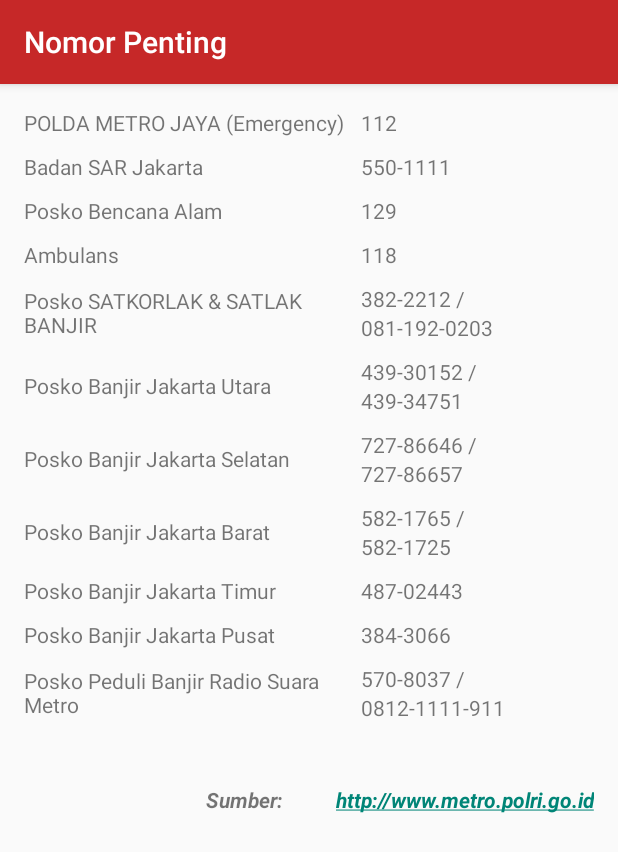
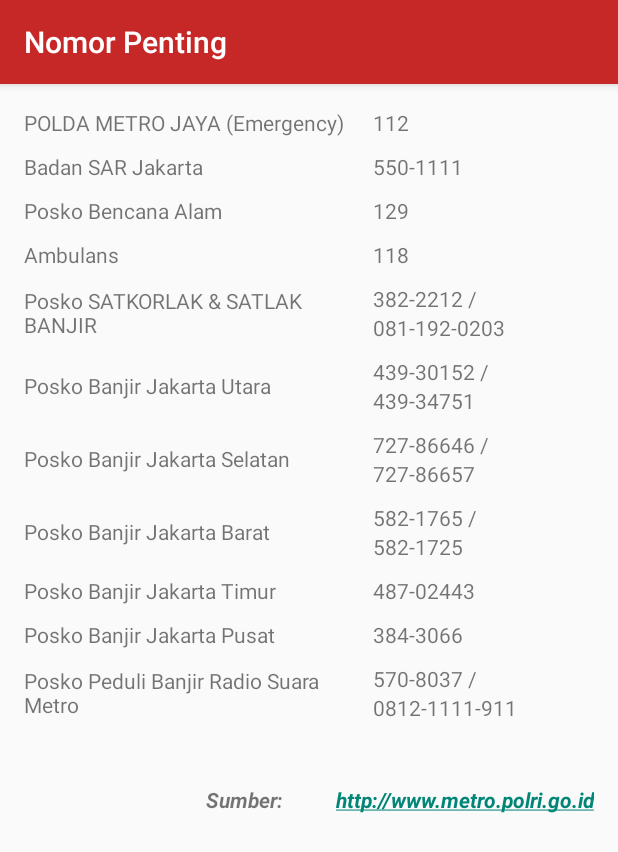
Before and after one commit to vhiefa/SiagaBanjir, an Android app: the TelephoneActivity screen opened directly, with no data from a screen before it, on a phone screen of 412 x 824 dp. Shown: the top 852 px of the screen. Run offline under Robolectric (Android 15) with nearby library versions, the phone set to English and light mode, and no system bars.

Commit message:
logo versi 1

```diff
--- a/app/src/main/AndroidManifest.xml
+++ b/app/src/main/AndroidManifest.xml
@@ -22,7 +22,7 @@
 
     <application
         android:allowBackup="true"
-        android:icon="@drawable/ic_launcher"
+        android:icon="@mipmap/ic_launcher"
         android:label="@string/app_name"
         android:theme="@style/AppTheme" >
         <activity
--- a/app/src/main/res/layout/activity_about.xml
+++ b/app/src/main/res/layout/activity_about.xml
@@ -26,7 +26,7 @@
                     android:layout_height="94dp"
                     android:id="@+id/imageView"
                     android:layout_gravity="center"
-                    android:src="@drawable/ic_launcher"
+                    android:src="@mipmap/ic_launcher"
                     android:layout_marginBottom="10dp" />
 
                 <TextView
--- a/app/src/main/res/layout/activity_telephone.xml
+++ b/app/src/main/res/layout/activity_telephone.xml
@@ -1,23 +1,16 @@
-
-
-    <LinearLayout
-        xmlns:android="http://schemas.android.com/apk/res/android"
-        xmlns:tools="http://schemas.android.com/tools"
-        android:orientation="vertical"
-        android:layout_width="fill_parent"
-        android:layout_height="fill_parent"
-        tools:context="com.digitcreativestudio.siagabanjir.TelephoneActivity">
-
         <ScrollView
+            xmlns:android="http://schemas.android.com/apk/res/android"
+            xmlns:tools="http://schemas.android.com/tools"
             android:layout_width="match_parent"
             android:layout_height="wrap_content"
-            android:id="@+id/scrollView2" >
+            android:id="@+id/scrollView2"
+            tools:context="com.digitcreativestudio.siagabanjir.TelephoneActivity">
 
 
             <LinearLayout
                 android:orientation="vertical"
-                android:layout_width="fill_parent"
-                android:layout_height="fill_parent">
+                android:layout_width="match_parent"
+                android:layout_height="match_parent">
 
                 <TableLayout
                     android:layout_width="fill_parent"
@@ -34,7 +27,6 @@
                             android:layout_height="match_parent"
                             android:textAppearance="?android:attr/textAppearanceSmall"
                             android:text="POLDA METRO JAYA (Emergency)"
-                            android:id="@+id/textView7"
                             android:layout_weight="1"
                             android:layout_column="0"
                             android:gravity="center_vertical" />
@@ -44,10 +36,10 @@
                             android:layout_height="match_parent"
                             android:textAppearance="?android:attr/textAppearanceSmall"
                             android:text="112"
-                            android:id="@+id/textView8"
                             android:layout_weight="1"
                             android:layout_column="1"
-                            android:gravity="center_vertical" />
+                            android:gravity="center_vertical"
+                            android:paddingLeft="15dp" />
 
                     </TableRow>
                     <TableRow
@@ -60,7 +52,6 @@
                             android:layout_height="wrap_content"
                             android:textAppearance="?android:attr/textAppearanceSmall"
                             android:text="Badan SAR Jakarta"
-                            android:id="@+id/textView9"
                             android:layout_column="0"
                             android:layout_weight="1"
                             android:gravity="center_vertical" />
@@ -70,10 +61,10 @@
                             android:layout_height="wrap_content"
                             android:textAppearance="?android:attr/textAppearanceSmall"
                             android:text="550-1111"
-                            android:id="@+id/textView9"
                             android:layout_column="1"
                             android:layout_weight="1"
-                            android:gravity="center_vertical" />
+                            android:gravity="center_vertical"
+                            android:paddingLeft="15dp"/>
 
                     </TableRow>
                     <TableRow
@@ -86,7 +77,6 @@
                             android:layout_height="wrap_content"
                             android:textAppearance="?android:attr/textAppearanceSmall"
                             android:text="Posko Bencana Alam"
-                            android:id="@+id/textView10"
                             android:layout_column="0"
                             android:layout_weight="1"
                             android:gravity="center_vertical" />
@@ -96,10 +86,10 @@
                             android:layout_height="wrap_content"
                             android:textAppearance="?android:attr/textAppearanceSmall"
                             android:text="129"
-                            android:id="@+id/textView11"
                             android:layout_column="1"
                             android:layout_weight="1"
-                            android:gravity="center_vertical" />
+                            android:gravity="center_vertical"
+                            android:paddingLeft="15dp"/>
 
                     </TableRow>
                     <TableRow
@@ -112,7 +102,6 @@
                             android:layout_height="wrap_content"
                             android:textAppearance="?android:attr/textAppearanceSmall"
                             android:text="Ambulans"
-                            android:id="@+id/textView12"
                             android:layout_column="0"
                             android:layout_weight="1"
                             android:gravity="center_vertical" />
@@ -122,10 +111,10 @@
                             android:layout_height="wrap_content"
                             android:textAppearance="?android:attr/textAppearanceSmall"
                             android:text="118"
-                            android:id="@+id/textView13"
                             android:layout_column="1"
                             android:layout_weight="1"
-                            android:gravity="center_vertical" />
+                            android:gravity="center_vertical"
+                            android:paddingLeft="15dp"/>
 
                     </TableRow>
                     <TableRow
@@ -138,24 +127,23 @@
                             android:layout_height="match_parent"
                             android:textAppearance="?android:attr/textAppearanceSmall"
                             android:text="Posko SATKORLAK &amp; SATLAK BANJIR"
-                            android:id="@+id/textView12"
                             android:layout_column="0"
                             android:layout_weight="1"
-                            android:gravity="center_vertical" />
+                            android:gravity="center_vertical"/>
 
                         <LinearLayout
                             android:orientation="vertical"
                             android:layout_width="fill_parent"
                             android:layout_height="match_parent"
                             android:layout_weight="1"
-                            android:gravity="center_vertical">
+                            android:gravity="center_vertical"
+                            android:paddingLeft="15dp">
 
                             <TextView
                                 android:layout_width="wrap_content"
                                 android:layout_height="wrap_content"
                                 android:textAppearance="?android:attr/textAppearanceSmall"
                                 android:text="382-2212 /"
-                                android:id="@+id/textView13"
                                 android:layout_column="1" />
 
                             <TextView
@@ -163,7 +151,6 @@
                                 android:layout_height="wrap_content"
                                 android:textAppearance="?android:attr/textAppearanceSmall"
                                 android:text="081-192-0203"
-                                android:id="@+id/textView16"
                                 android:layout_column="1" />
                         </LinearLayout>
 
@@ -188,14 +175,14 @@
                             android:layout_width="fill_parent"
                             android:layout_height="match_parent"
                             android:layout_weight="1"
-                            android:gravity="center_vertical">
+                            android:gravity="center_vertical"
+                            android:paddingLeft="15dp">
 
                             <TextView
                                 android:layout_width="wrap_content"
                                 android:layout_height="wrap_content"
                                 android:textAppearance="?android:attr/textAppearanceSmall"
                                 android:text="439-30152 /"
-                                android:id="@+id/textView13"
                                 android:layout_column="1"
                                 android:layout_weight="1" />
 
@@ -204,7 +191,6 @@
                                 android:layout_height="wrap_content"
                                 android:textAppearance="?android:attr/textAppearanceSmall"
                                 android:text="439-34751"
-                                android:id="@+id/textView17"
                                 android:layout_column="1"
                                 android:layout_weight="1" />
                         </LinearLayout>
@@ -221,7 +207,6 @@
                             android:layout_height="match_parent"
                             android:textAppearance="?android:attr/textAppearanceSmall"
                             android:text="Posko Banjir Jakarta Selatan"
-                            android:id="@+id/textView14"
                             android:layout_column="0"
                             android:layout_weight="1"
                             android:gravity="center_vertical" />
@@ -231,14 +216,14 @@
                             android:layout_width="fill_parent"
                             android:layout_height="match_parent"
                             android:layout_weight="1"
-                            android:gravity="center_vertical">
+                            android:gravity="center_vertical"
+                            android:paddingLeft="15dp">
 
                             <TextView
                                 android:layout_width="wrap_content"
                                 android:layout_height="wrap_content"
                                 android:textAppearance="?android:attr/textAppearanceSmall"
                                 android:text="727-86646 /"
-                                android:id="@+id/textView15"
                                 android:layout_column="1" />
 
                             <TextView
@@ -246,7 +231,6 @@
                                 android:layout_height="wrap_content"
                                 android:textAppearance="?android:attr/textAppearanceSmall"
                                 android:text="727-86657"
-                                android:id="@+id/textView18"
                                 android:layout_column="1" />
                         </LinearLayout>
 
@@ -262,7 +246,6 @@
                             android:layout_height="match_parent"
                             android:textAppearance="?android:attr/textAppearanceSmall"
                             android:text="Posko Banjir Jakarta Barat"
-                            android:id="@+id/textView14"
                             android:layout_column="0"
                             android:layout_weight="1"
                             android:gravity="center_vertical" />
@@ -272,14 +255,14 @@
                             android:layout_width="fill_parent"
                             android:layout_height="match_parent"
                             android:layout_weight="1"
-                            android:gravity="center_vertical">
+                            android:gravity="center_vertical"
+                            android:paddingLeft="15dp">
 
                             <TextView
                                 android:layout_width="wrap_content"
                                 android:layout_height="wrap_content"
                                 android:textAppearance="?android:attr/textAppearanceSmall"
                                 android:text="582-1765 /"
-                                android:id="@+id/textView15"
                                 android:layout_column="1"
                                 android:layout_weight="1" />
 
@@ -288,7 +271,6 @@
                                 android:layout_height="wrap_content"
                                 android:textAppearance="?android:attr/textAppearanceSmall"
                                 android:text="582-1725"
-                                android:id="@+id/textView19"
                                 android:layout_column="1"
                                 android:layout_weight="1" />
                         </LinearLayout>
@@ -304,7 +286,6 @@
                             android:layout_height="match_parent"
                             android:textAppearance="?android:attr/textAppearanceSmall"
                             android:text="Posko Banjir Jakarta Timur"
-                            android:id="@+id/textView14"
                             android:layout_column="0"
                             android:layout_weight="1"
                             android:gravity="center_vertical" />
@@ -314,10 +295,10 @@
                             android:layout_height="match_parent"
                             android:textAppearance="?android:attr/textAppearanceSmall"
                             android:text="487-02443"
-                            android:id="@+id/textView15"
                             android:layout_column="1"
                             android:layout_weight="1"
-                            android:gravity="center_vertical" />
+                            android:gravity="center_vertical"
+                            android:paddingLeft="15dp"/>
 
                     </TableRow>
                     <TableRow
@@ -330,7 +311,6 @@
                             android:layout_height="match_parent"
                             android:textAppearance="?android:attr/textAppearanceSmall"
                             android:text="Posko Banjir Jakarta Pusat"
-                            android:id="@+id/textView14"
                             android:layout_column="0"
                             android:layout_weight="1"
                             android:gravity="center_vertical" />
@@ -340,10 +320,10 @@
                             android:layout_height="match_parent"
                             android:textAppearance="?android:attr/textAppearanceSmall"
                             android:text="384-3066"
-                            android:id="@+id/textView15"
                             android:layout_column="1"
                             android:layout_weight="1"
-                            android:gravity="center_vertical" />
+                            android:gravity="center_vertical"
+                            android:paddingLeft="15dp"/>
 
                     </TableRow>
                     <TableRow
@@ -356,7 +336,6 @@
                             android:layout_height="match_parent"
                             android:textAppearance="?android:attr/textAppearanceSmall"
                             android:text="Posko Peduli Banjir Radio Suara Metro"
-                            android:id="@+id/textView14"
                             android:layout_column="0"
                             android:layout_weight="1"
                             android:gravity="center_vertical" />
@@ -365,14 +344,14 @@
                             android:orientation="vertical"
                             android:layout_width="fill_parent"
                             android:layout_height="fill_parent"
-                            android:layout_weight="1">
+                            android:layout_weight="1"
+                            android:paddingLeft="15dp">
 
                             <TextView
                                 android:layout_width="wrap_content"
                                 android:layout_height="wrap_content"
                                 android:textAppearance="?android:attr/textAppearanceSmall"
                                 android:text="570-8037 / "
-                                android:id="@+id/textView20"
                                 android:layout_column="1"
                                 android:layout_weight="1" />
 
@@ -381,7 +360,6 @@
                                 android:layout_height="wrap_content"
                                 android:textAppearance="?android:attr/textAppearanceSmall"
                                 android:text="0812-1111-911"
-                                android:id="@+id/textView21"
                                 android:layout_column="1"
                                 android:layout_weight="1" />
 
@@ -390,7 +368,6 @@
                                 android:layout_height="0dp"
                                 android:textAppearance="?android:attr/textAppearanceSmall"
                                 android:text="570-8037 / 0812-1111-911"
-                                android:id="@+id/textView23"
                                 android:layout_column="1"
                                 android:visibility="invisible" />
                         </LinearLayout>
@@ -402,7 +379,8 @@
                 <LinearLayout
                     android:orientation="horizontal"
                     android:layout_width="match_parent"
-                    android:layout_height="fill_parent"
+                    android:layout_height="0dp"
+                    android:layout_weight="1"
                     android:gravity="right">
 
                     <TextView
@@ -410,7 +388,6 @@
                         android:layout_height="wrap_content"
                         android:textAppearance="?android:attr/textAppearanceSmall"
                         android:text="Sumber: "
-                        android:id="@+id/textView22"
                         android:padding="16dp"
                         android:textStyle="bold|italic" />
 
@@ -419,12 +396,9 @@
                         android:layout_height="wrap_content"
                         android:textAppearance="?android:attr/textAppearanceSmall"
                         android:text="http://www.metro.polri.go.id"
-                        android:id="@+id/textView24"
                         android:padding="16dp"
                         android:textStyle="bold|italic"
                         android:autoLink="web" />
                 </LinearLayout>
             </LinearLayout>
         </ScrollView>
-
-    </LinearLayout>
```
Also changed, not shown: app/src/main/ic_launcher-web.png (added), app/src/main/res/mipmap-hdpi/ic_launcher.png (added), app/src/main/res/mipmap-mdpi/ic_launcher.png (added), app/src/main/res/mipmap-xhdpi/ic_launcher.png (added), app/src/main/res/mipmap-xxhdpi/ic_launcher.png (added), app/src/main/res/mipmap-xxxhdpi/ic_launcher.png (added).
